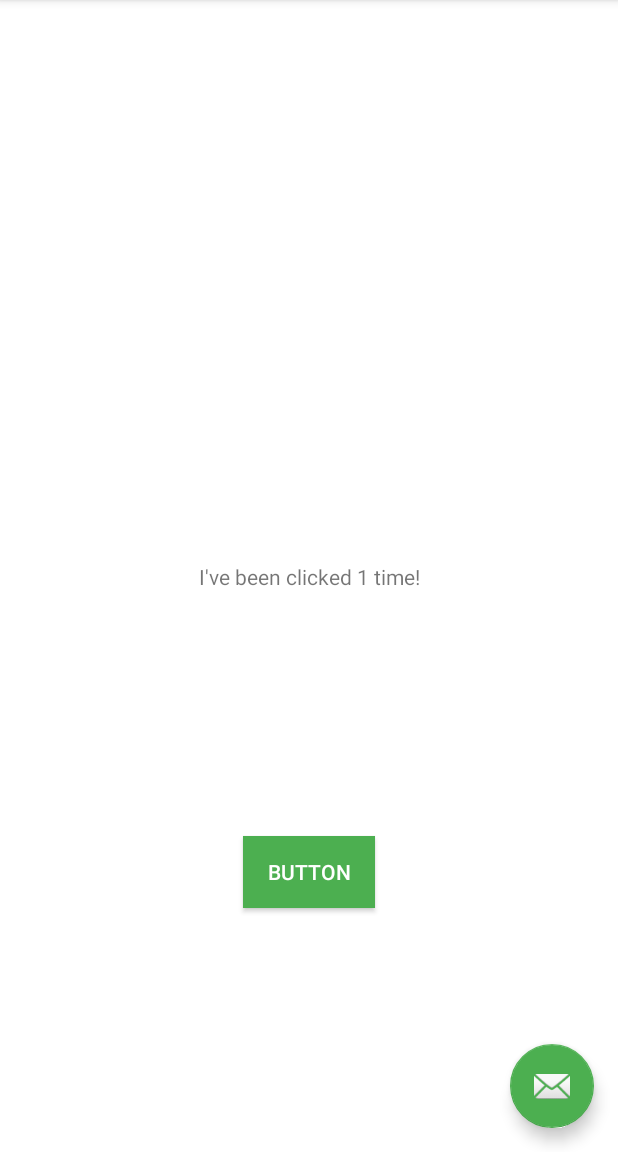
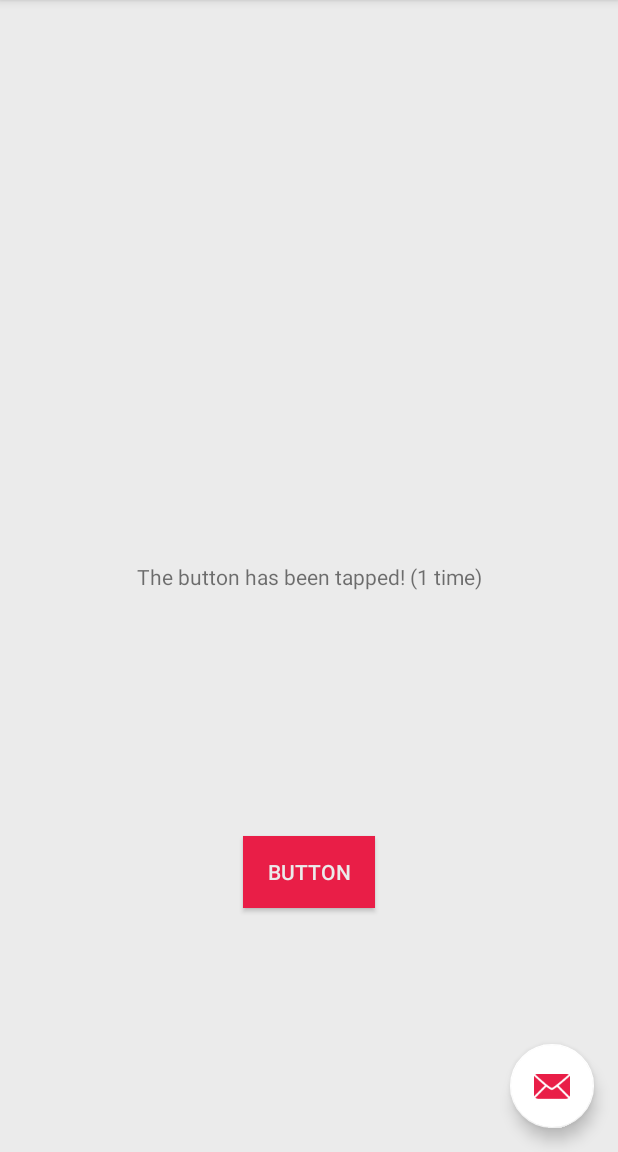
Before and after one commit to JPlotting/IM361Android, an Android app: the screen it shows after launch (MainActivity), after a tap on "BUTTON", on a phone screen of 412 x 824 dp, the part 84-1236 px from its top. Run offline under Robolectric (Android 15) with nearby library versions, the phone set to English and light mode, and no system bars.

Commit message:
Assignment complete for Mar 13

```diff
--- a/app/src/main/res/layout/activity_main.xml
+++ b/app/src/main/res/layout/activity_main.xml
@@ -29,6 +29,7 @@
             android:layout_height="wrap_content"
             android:layout_gravity="bottom|end"
             android:layout_margin="@dimen/fab_margin"
-            app:srcCompat="@android:drawable/ic_dialog_email"/>
+            app:srcCompat="@android:drawable/ic_dialog_email" app:backgroundTint="@color/colorFabBackground"
+            android:tint="@color/colorButtonNormal" app:fabSize="auto"/>
 
 </android.support.design.widget.CoordinatorLayout>
--- a/app/src/main/res/layout/content_main.xml
+++ b/app/src/main/res/layout/content_main.xml
@@ -12,7 +12,7 @@
     <TextView
             android:layout_width="wrap_content"
             android:layout_height="wrap_content"
-            android:text="Hello World!"
+            android:text="Greetings! Tap the button to begin"
             app:layout_constraintBottom_toBottomOf="parent"
             app:layout_constraintLeft_toLeftOf="parent"
             app:layout_constraintRight_toRightOf="parent"
@@ -24,7 +24,7 @@
             android:id="@+id/my_button" app:layout_constraintEnd_toEndOf="parent"
             app:layout_constraintTop_toBottomOf="@+id/my_text_view"
             app:layout_constraintStart_toStartOf="parent"
-            app:layout_constraintBottom_toBottomOf="parent" android:background="@color/colorAccent"
+            app:layout_constraintBottom_toBottomOf="parent" android:background="@color/colorButtonNormal"
             android:textColor="@color/colorBackground"/>
 
 </android.support.constraint.ConstraintLayout>
--- a/app/src/main/res/values/colors.xml
+++ b/app/src/main/res/values/colors.xml
@@ -3,5 +3,7 @@
     <color name="colorPrimary">#5A0824</color>
     <color name="colorPrimaryDark">#3C000E</color>
     <color name="colorAccent">#4CAF50</color>
-    <color name="colorBackground">#FFFFFF</color>
+    <color name="colorButtonNormal">#E91E47</color>
+    <color name="colorBackground">#EBEBEB</color>
+    <color name="colorFabBackground">#FFFFFF</color>
 </resources>
--- a/app/src/main/res/values/strings.xml
+++ b/app/src/main/res/values/strings.xml
@@ -7,7 +7,7 @@
     <string name="action_settings">Settings</string>
     <string name="button">Button</string>
     <plurals name="textView_text">
-        <item quantity="one">I\'ve been clicked %d time!</item>
-        <item quantity="other">I\'ve been clicked %d times!</item>
+        <item quantity="one">The button has been tapped! (%d time)</item>
+        <item quantity="other">You\'re a natural! You\'ve tapped it %d times!</item>
     </plurals>
 </resources>
--- a/app/src/main/res/values/styles.xml
+++ b/app/src/main/res/values/styles.xml
@@ -6,6 +6,7 @@
         <item name="colorPrimary">@color/colorPrimary</item>
         <item name="colorPrimaryDark">@color/colorPrimaryDark</item>
         <item name="colorAccent">@color/colorAccent</item>
+        <item name="android:colorButtonNormal">@color/colorButtonNormal</item>
         <item name="android:colorBackground">@color/colorBackground</item>
     </style>
     <style name="AppTheme.NoActionBar">
```
Also changed, not shown: app/src/main/res/assets/back.svg (deleted), app/src/main/res/assets/icon.svg (deleted).
